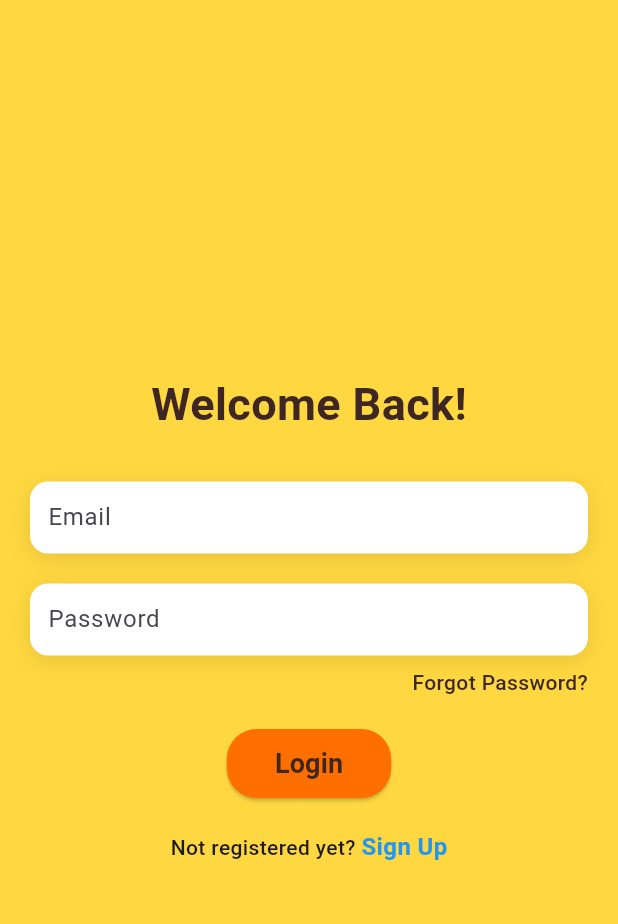
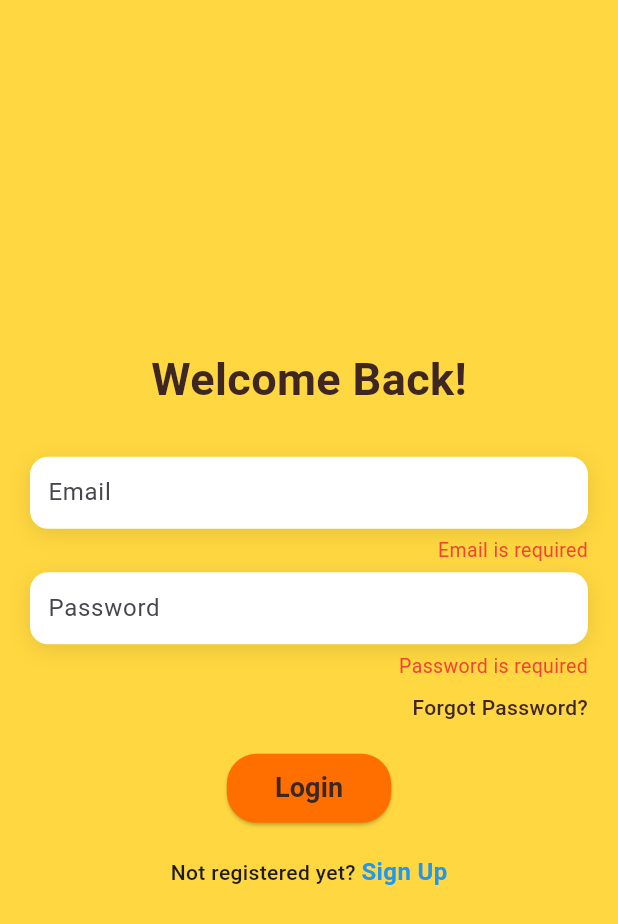
Before and after one commit to sreerag-p-dev/flutter-authentication-app, a Flutter app: the screen it shows after launch, after a tap on "Login", on a phone screen of 412 x 824 dp. Shown: the top 924 px of the screen. Run offline on Flutter 3.47's test engine with Material 3 defaults, Android fonts, the phone set to English and light mode, and no system bars.

Commit message:
home screen ui and error validations

```diff
--- a/lib/screens/login_screen.dart
+++ b/lib/screens/login_screen.dart
@@ -1,5 +1,6 @@
 import 'package:flutter/gestures.dart';
 import 'package:flutter/material.dart';
+import 'package:nxlapp/screens/home_screen.dart';
 import 'package:nxlapp/screens/signup_screen.dart';
 import 'package:nxlapp/widgets/custom_elevated_button.dart';
 import 'package:nxlapp/widgets/custom_text_field.dart';
@@ -14,6 +15,38 @@ class LoginScreen extends StatefulWidget {
 class _LoginScreenState extends State<LoginScreen> {
   final TextEditingController emailController = TextEditingController();
   final TextEditingController passwordController = TextEditingController();
+  String? emailError;
+  String? passwordError;
+
+  bool validate() {
+    String email = emailController.text.trim();
+    String password = passwordController.text.trim();
+
+    setState(() {
+      // Email
+      if (email.isEmpty) {
+        emailError = "Email is required";
+      } else if (!RegExp(
+        r'^[\w\.\-]+@[\w\-]+\.[a-zA-Z]{2,4}$',
+      ).hasMatch(email)) {
+        emailError = "Invalid email address";
+      } else {
+        emailError = null;
+      }
+
+      // Password
+      if (password.isEmpty) {
+        passwordError = "Password is required";
+      } else if (password.length < 6) {
+        passwordError = "Password must be at least 6 characters";
+      } else {
+        passwordError = null;
+      }
+    });
+
+    return emailError == null && passwordError == null;
+  }
+
   @override
   Widget build(BuildContext context) {
     return Scaffold(
@@ -34,11 +67,18 @@ class _LoginScreenState extends State<LoginScreen> {
             padding: const EdgeInsets.symmetric(horizontal: 20),
             child: Column(
               children: [
-                inputfield(controller: emailController, hintText: "Email"),
-                SizedBox(height: 20),
+                inputfield(
+                  controller: emailController,
+                  hintText: "Email",
+                  errorMessage: emailError,
+                ),
+                (emailError == null)
+                    ? SizedBox(height: 20)
+                    : SizedBox(height: 5),
                 inputfield(
                   controller: passwordController,
                   hintText: "Password",
+                  errorMessage: passwordError,
                 ),
                 SizedBox(height: 8),
                 Align(
@@ -58,7 +98,16 @@ class _LoginScreenState extends State<LoginScreen> {
             ),
           ),
           SizedBox(height: 20),
-          customElevatedButton(label: "Login", onPressed: () {}),
+          customElevatedButton(
+            label: "Login",
+            onPressed: () {
+              if (!validate()) return;
+              Navigator.pushReplacement(
+                context,
+                MaterialPageRoute(builder: (_) => HomeScreen()),
+              );
+            },
+          ),
           SizedBox(height: 20),
           Text.rich(
             TextSpan(
--- a/lib/widgets/custom_text_field.dart
+++ b/lib/widgets/custom_text_field.dart
@@ -3,8 +3,11 @@ import 'package:flutter/material.dart';
 Widget inputfield({
   required String hintText,
   required TextEditingController controller,
+  String? errorMessage,
 }) {
-  return Container(
+  return Column(
+    children: [
+      Container(
         padding: EdgeInsets.symmetric(horizontal: 12),
         decoration: BoxDecoration(
           color: Colors.white,
@@ -19,7 +22,24 @@ Widget inputfield({
         ),
         child: TextField(
           controller: controller,
-      decoration: InputDecoration(border: InputBorder.none, hintText: hintText),
+          decoration: InputDecoration(
+            border: InputBorder.none,
+            hintText: hintText,
           ),
+        ),
+      ),
+      (errorMessage != null)
+          ? Padding(
+              padding: const EdgeInsets.only(top: 5),
+              child: Align(
+                alignment: Alignment.centerRight,
+                child: Text(
+                  errorMessage,
+                  style: TextStyle(color: Colors.red, fontSize: 13),
+                ),
+              ),
+            )
+          : SizedBox.shrink(),
+    ],
   );
 }
```
Also changed, not shown: lib/screens/home_screen.dart (added, +48 -0 lines), lib/screens/signup_screen.dart (+83 -8 lines). Lines whose indentation alone changed are shown as unchanged.
